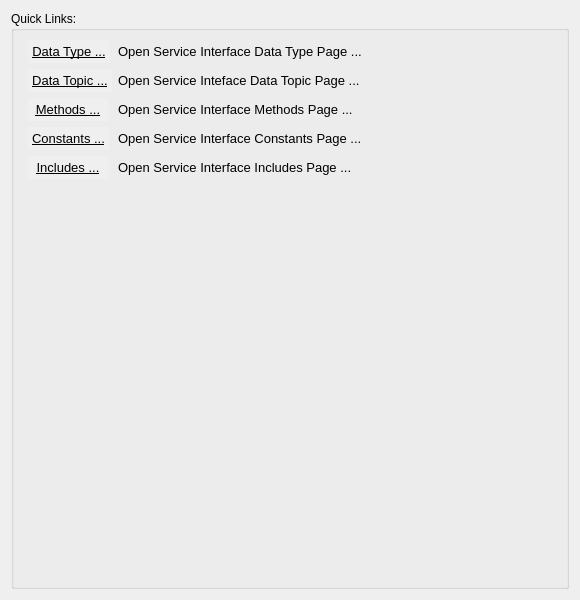
Above: sources/lusan/view/si/ui/SIOverviewLinks.ui from aregtech/areg-sdk-tools before the change. Below: the same form after it.
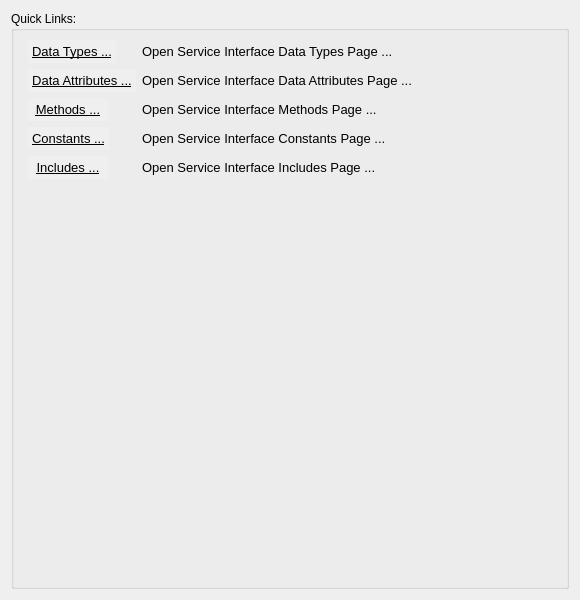
That is the form after the change.

Commit message: Renamed data topic classes and file names.

```diff
--- a/sources/lusan/view/si/ui/SIOverviewLinks.ui
+++ b/sources/lusan/view/si/ui/SIOverviewLinks.ui
@@ -66,7 +66,7 @@
            <string notr="true">body {color: blue;}</string>
           </property>
           <property name="text">
-           <string>Data Type ...</string>
+           <string>Data Types ...</string>
           </property>
           <property name="flat">
            <bool>true</bool>
@@ -81,7 +81,7 @@
            </font>
           </property>
           <property name="text">
-           <string>Open Service Interface Data Type Page ...</string>
+           <string>Open Service Interface Data Types Page ...</string>
           </property>
          </widget>
         </item>
@@ -114,7 +114,7 @@
            <string notr="true">body {color: blue;}</string>
           </property>
           <property name="text">
-           <string>Data Topic ...</string>
+           <string>Data Attributes ...</string>
           </property>
           <property name="flat">
            <bool>true</bool>
@@ -129,7 +129,7 @@
            </font>
           </property>
           <property name="text">
-           <string>Open Service Inteface Data Topic Page ...</string>
+           <string>Open Service Interface Data Attributes Page ...</string>
           </property>
          </widget>
         </item>
```
Left out of the diff: 2 changed lines with no effect on the pictures. The commit also changes 27 other files.
